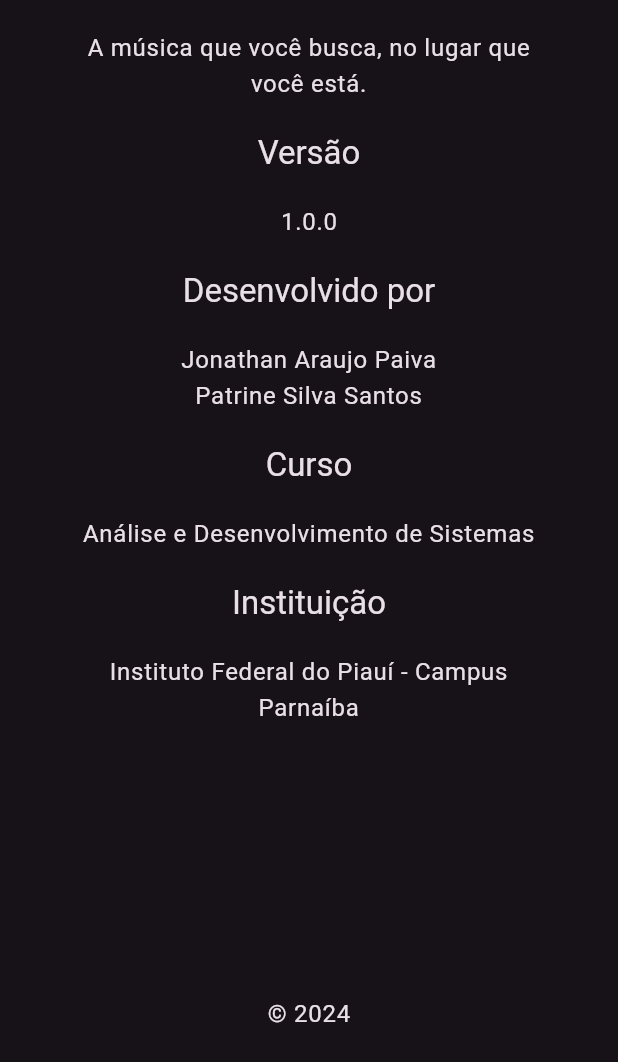
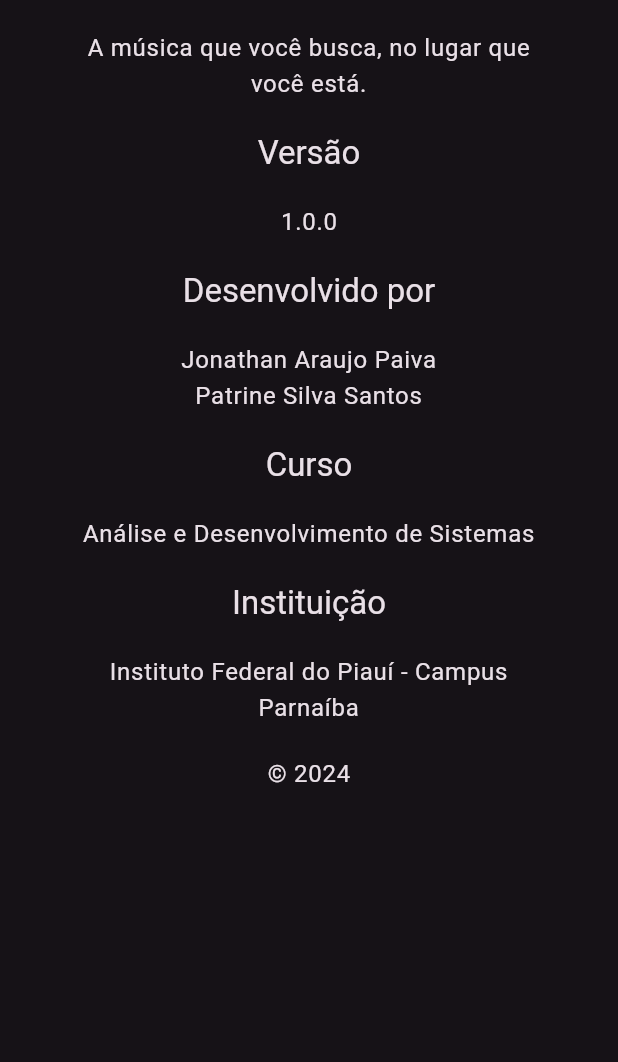
Before and after one commit to paivajonathan/musicfy, a Flutter app: the AboutScreen screen opened directly, on a phone screen of 412 x 824 dp, the part 174-1236 px from its top. Run offline on Flutter 3.47's test engine with Material 3 defaults, Android fonts, the phone set to English and light mode, and no system bars; network calls fail.

Commit message:
fix(about_screen): fix rendering error when cellphone height is smaller

```diff
--- a/lib/screens/about.dart
+++ b/lib/screens/about.dart
@@ -32,8 +32,7 @@ class AboutScreen extends StatelessWidget {
           _selectDrawerScreen(context, identifier);
         },
       ),
-      body: Container(
-        width: double.infinity,
+      body: SingleChildScrollView(
         padding: const EdgeInsets.symmetric(vertical: 20, horizontal: 50),
         child: Column(
           children: [
@@ -87,7 +86,7 @@ class AboutScreen extends StatelessWidget {
               textAlign: TextAlign.center,
               style: Theme.of(context).textTheme.bodyLarge!,
             ),
-            const Spacer(),
+            const SizedBox(height: 20),
             Text(
               "© 2024",
               style: Theme.of(context).textTheme.bodyLarge!,
```
